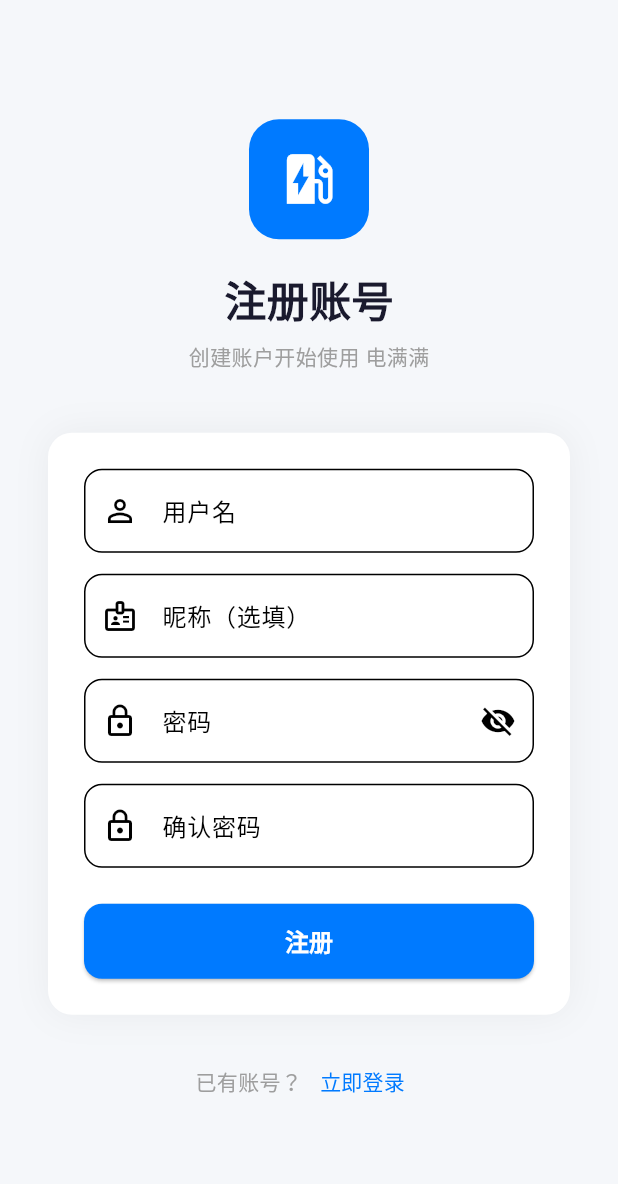
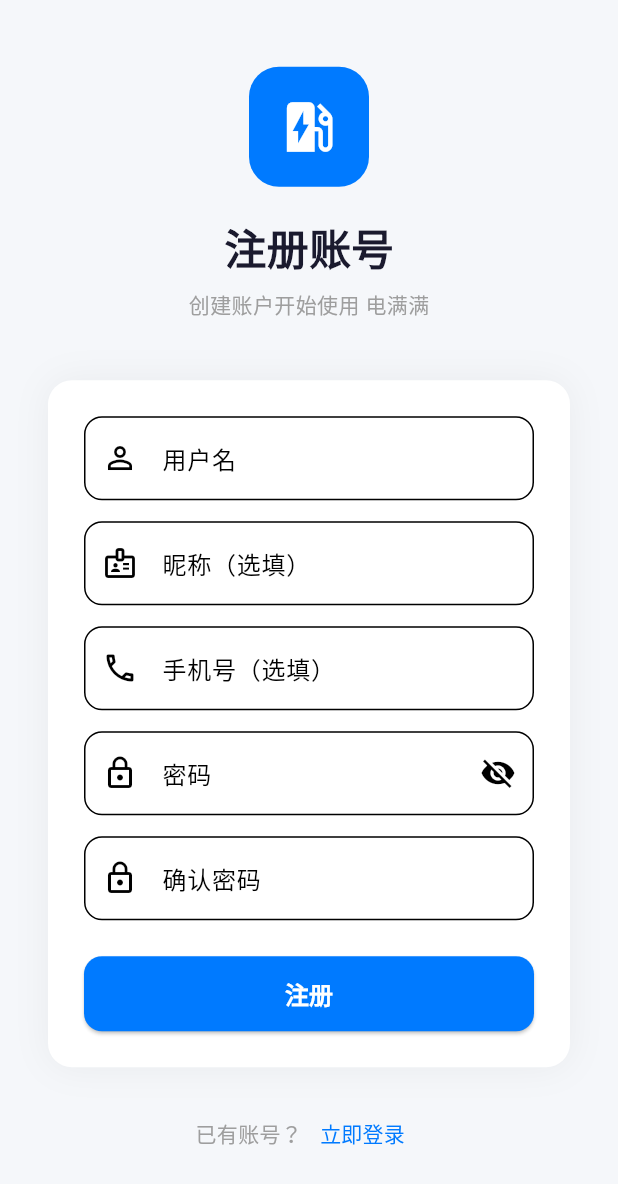
Before and after one commit to AXB696/dianmanman, a Flutter app: the RegisterPage screen opened directly with empty values, after a tap on "注册", after a tap on "立即登录", after a tap on "立即注册", on a phone screen of 412 x 824 dp. Shown: the top 1184 px of the screen. Run offline on Flutter 3.47's test engine with Material 3 defaults, Android fonts, the phone set to English and light mode, and no system bars; our stand-ins replace dio, flutter_compass, geolocator, shared_preferences; missing offline and left inert: amap_flutter_base, amap_flutter_location, amap_flutter_map; accounts and stored records are empty; network calls fail; Roboto replaces fonts that are missing (Helvetica).

Commit message:
fix: App注册页添加手机号输入框

```diff
--- a/app_v2/lib/pages/register_page.dart
+++ b/app_v2/lib/pages/register_page.dart
@@ -16,6 +16,7 @@ class _RegisterPageState extends State<RegisterPage> {
   final _passwordCtrl = TextEditingController();
   final _confirmCtrl = TextEditingController();
   final _nicknameCtrl = TextEditingController();
+  final _phoneCtrl = TextEditingController();
   bool _obscure = true;
   bool _loading = false;
   String? _error;
@@ -28,6 +29,7 @@ class _RegisterPageState extends State<RegisterPage> {
     _passwordCtrl.dispose();
     _confirmCtrl.dispose();
     _nicknameCtrl.dispose();
+    _phoneCtrl.dispose();
     super.dispose();
   }
 
@@ -44,6 +46,7 @@ class _RegisterPageState extends State<RegisterPage> {
         username: _usernameCtrl.text.trim(),
         password: _passwordCtrl.text,
         nickname: _nicknameCtrl.text.trim(),
+        phone: _phoneCtrl.text.trim(),
       );
       if (user != null && mounted) {
         Navigator.pop(context); // 注册成功，关闭注册页
@@ -112,6 +115,16 @@ class _RegisterPageState extends State<RegisterPage> {
                           decoration: InputDecoration(
                             labelText: '昵称（选填）',
                             prefixIcon: const Icon(Icons.badge_outlined),
+                            border: OutlineInputBorder(borderRadius: BorderRadius.circular(12)),
+                          ),
+                        ),
+                        const SizedBox(height: 14),
+                        TextFormField(
+                          controller: _phoneCtrl,
+                          keyboardType: TextInputType.phone,
+                          decoration: InputDecoration(
+                            labelText: '手机号（选填）',
+                            prefixIcon: const Icon(Icons.phone_outlined),
                             border: OutlineInputBorder(borderRadius: BorderRadius.circular(12)),
                           ),
                         ),
```
